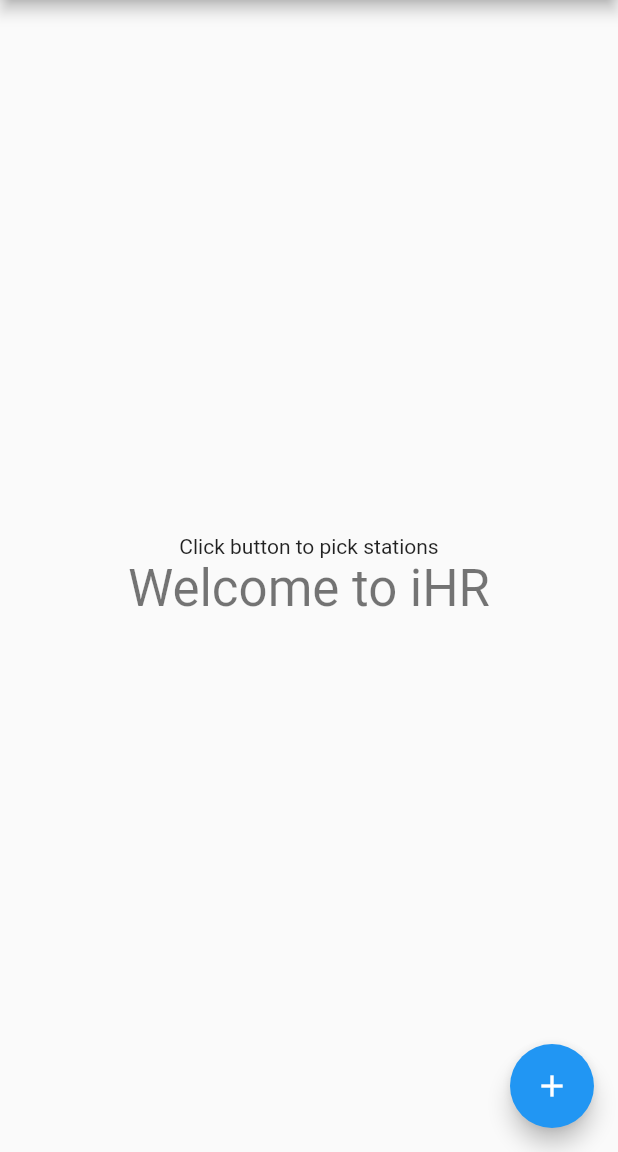
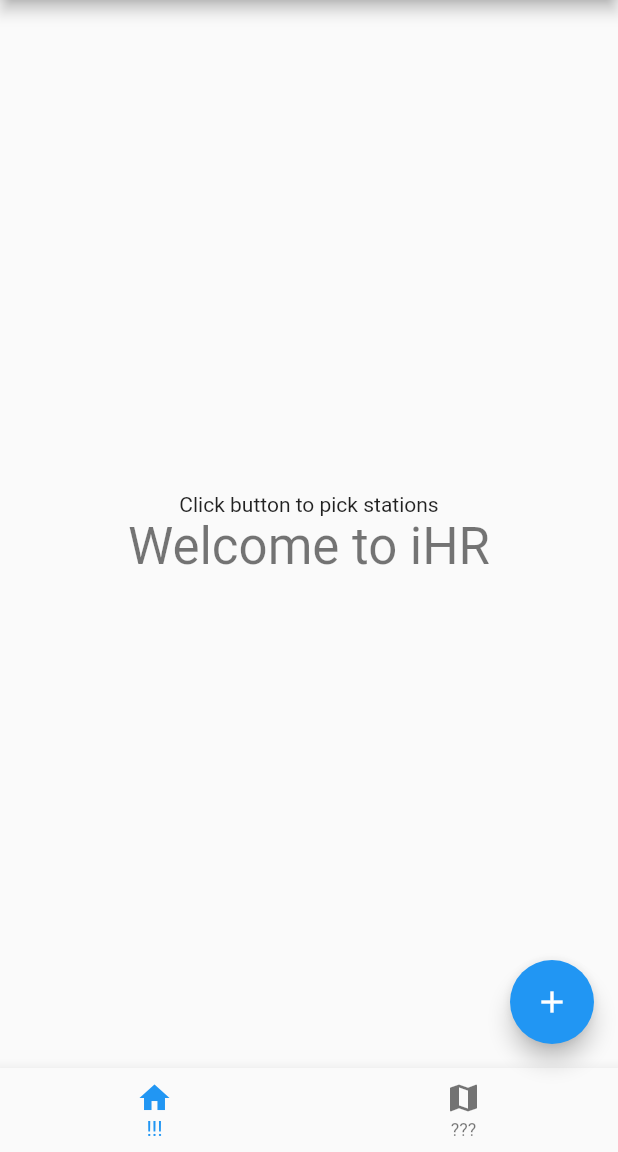
Before and after one commit to kisikkim/livescheduleapp, a Flutter app: the screen it shows after launch, on a phone screen of 412 x 824 dp, the part 84-1236 px from its top. Run offline on Flutter 3.47's test engine with Material 2 defaults, Android fonts, the phone set to English and light mode, and no system bars; missing offline and left inert: bidirectional_scroll_view.

Commit message:
basic hacked in bottom tab nav, next need to use classes for children

```diff
--- a/lib/main.dart
+++ b/lib/main.dart
@@ -28,7 +28,8 @@ class MyHomePage extends StatefulWidget {
 }
 
 class _MyHomePageState extends State<MyHomePage> {
-  int _counter = 0;
+  int _currentTabIndex = 0;
+  PageController _pageController;
 
   void _navAway() {
       //goto station select widget page
@@ -36,6 +37,13 @@ class _MyHomePageState extends State<MyHomePage> {
         context,
         new MaterialPageRoute(builder: (context) => new StationSelectWidget(title: "Station Select Widget", )),
       );
+  }
+
+  @override
+  void initState() {
+    // TODO: implement initState
+    _pageController = new PageController(initialPage: _currentTabIndex);
+    super.initState();
   }
 
   @override
@@ -50,7 +58,16 @@ class _MyHomePageState extends State<MyHomePage> {
       appBar: new AppBar(
         title: new Text(widget.title),
       ),
-      body: new Center(
+
+      body:new PageView(
+        controller: _pageController,
+        onPageChanged: (newTabIndex) {
+          setState(() {
+            this._currentTabIndex = newTabIndex;
+          });
+        },
+        children: <Widget>[
+          new Center(
             child: new Column(
               mainAxisAlignment: MainAxisAlignment.center,
               children: <Widget>[
@@ -64,11 +81,41 @@ class _MyHomePageState extends State<MyHomePage> {
               ],
             ),
           ),
+          new Center(
+            child: new Column(
+              mainAxisAlignment: MainAxisAlignment.center,
+              children: <Widget>[
+                new Icon(Icons.notifications),
+                new Text("Alerts")
+              ],
+            ),
+          ),
+        ],
+      ),
+
       floatingActionButton: new FloatingActionButton(
         onPressed: _navAway,
         tooltip: 'Increment',
         child: new Icon(Icons.add),
       ), // This trailing comma makes auto-formatting nicer for build methods.
+      bottomNavigationBar: new BottomNavigationBar(
+          currentIndex: _currentTabIndex,
+          onTap: (index) {
+            //.animateToPage(index,duration: const Duration(milliseconds: 500),curve: Curves.easeInOut);
+            print("Clicked on tab index " + index.toString());
+            _pageController.animateToPage(index, duration: const Duration(milliseconds: 250), curve: Curves.easeInOut);
+          },
+          items: <BottomNavigationBarItem> [
+          new BottomNavigationBarItem(
+              icon: const Icon(Icons.home),
+              title: new Text("!!!"),
+            ),
+          new BottomNavigationBarItem(
+              icon: const Icon(Icons.map),
+              title: new Text("???")
+            ),
+          ]
+        )
       );
   }
 }
```
Lines whose indentation alone changed are shown as unchanged.
